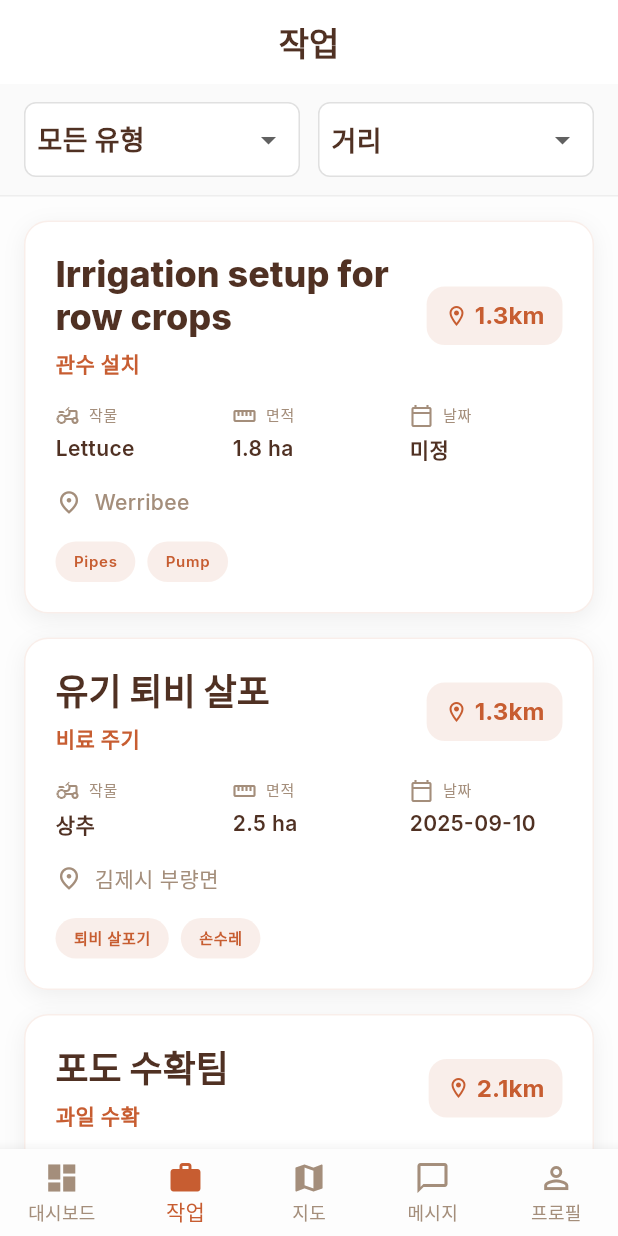
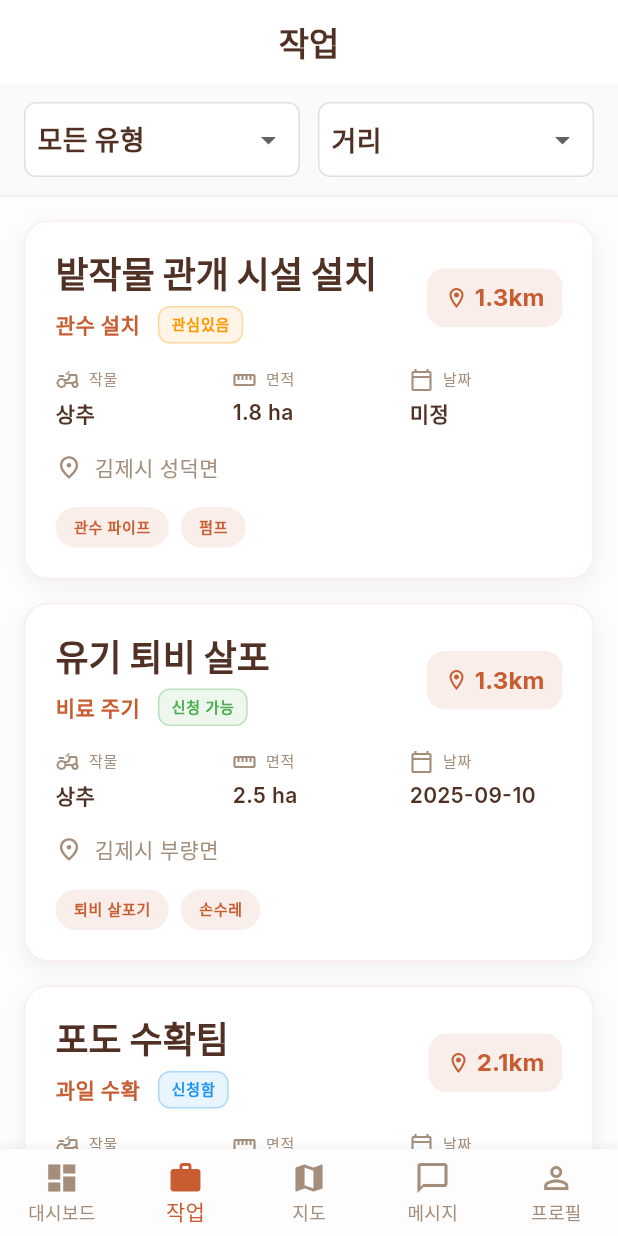
Before and after one commit to Via-Hyun0/dangam_app, a Flutter app: the screen it shows after launch, item 2 of the bottom bar chosen, on a phone screen of 412 x 824 dp. Run offline on Flutter 3.47's test engine with Material 3 defaults, Android fonts, the phone set to English and light mode, and no system bars; our stand-ins replace google_fonts, google_maps_flutter; missing offline and left inert: farm_work_app.

Commit message:
feat: Add job status indicators and complete Korean localization
- Add JobStatus enum with available, applied, interested, completed, cancelled
- Add status field to Job model with default value
- Add status display to job cards with color-coded badges
- Complete Korean localization of all remaining English text
- Translate job titles, crop names, and equipment names
- Add status labels and color functions for visual distinction
- Update mock data with various job statuses for testing

```diff
--- a/lib/data/mock_jobs.dart
+++ b/lib/data/mock_jobs.dart
@@ -13,6 +13,7 @@ final List<Job> mockJobs = [
     type: JobType.fruitPicking,
     distanceKm: 2.1,
     employerName: '김제 포도농장',
+    status: JobStatus.applied,
   ),
   Job(
     id: 'j2',
@@ -25,6 +26,7 @@ final List<Job> mockJobs = [
     type: JobType.fruitPicking,
     distanceKm: 6.4,
     employerName: '봉남 과수원',
+    status: JobStatus.interested,
   ),
   Job(
     id: 'j3',
@@ -66,11 +68,11 @@ final List<Job> mockJobs = [
   ),
   Job(
     id: 'j6',
-    title: 'Field cultivation with tractor',
-    crop: 'Wheat',
+    title: '트랙터 밭갈이 작업',
+    crop: '밀',
     location: 'Wimmera',
     areaHectares: 12.5,
-    requiredEquipment: const ['Tractor', 'Cultivator'],
+    requiredEquipment: const ['트랙터', '경운기'],
     scheduledDate: DateTime.now().add(const Duration(days: 4)),
     type: JobType.tractorMowing,
     distanceKm: 15.2,
@@ -78,37 +80,38 @@ final List<Job> mockJobs = [
   ),
   Job(
     id: 'j7',
-    title: 'Pasture mowing',
-    crop: 'Grass',
+    title: '목초지 예초 작업',
+    crop: '목초',
     location: 'Gippsland',
     areaHectares: 8.3,
-    requiredEquipment: const ['Tractor + rotary mower'],
+    requiredEquipment: const ['트랙터 + 회전 예초기'],
     scheduledDate: DateTime.now().add(const Duration(days: 6)),
     type: JobType.tractorMowing,
     distanceKm: 9.7,
     employerName: 'Green Pastures Ltd',
   ),
 
-  // Irrigation
+  // 관개 시설
   Job(
     id: 'j8',
-    title: 'Irrigation setup for row crops',
-    crop: 'Lettuce',
-    location: 'Werribee',
+    title: '밭작물 관개 시설 설치',
+    crop: '상추',
+    location: '김제시 성덕면',
     areaHectares: 1.8,
-    requiredEquipment: const ['Pipes', 'Pump'],
+    requiredEquipment: const ['관수 파이프', '펌프'],
     scheduledDate: null,
     type: JobType.irrigationSetup,
     distanceKm: 1.3,
-    employerName: 'Riverland Produce Co.',
+    employerName: '성덕 농산물',
+    status: JobStatus.interested,
   ),
   Job(
     id: 'j9',
-    title: 'Drip irrigation installation',
-    crop: 'Tomato',
+    title: '적하 관개 시설 설치',
+    crop: '토마토',
     location: 'Lockyer Valley',
     areaHectares: 3.7,
-    requiredEquipment: const ['Drip tape', 'Filters', 'Pressure regulator'],
+    requiredEquipment: const ['적하 테이프', '필터', '압력 조절기'],
     scheduledDate: DateTime.now().add(const Duration(days: 2)),
     type: JobType.irrigationSetup,
     distanceKm: 5.8,
@@ -116,11 +119,11 @@ final List<Job> mockJobs = [
   ),
   Job(
     id: 'j10',
-    title: 'Sprinkler system maintenance',
-    crop: 'Corn',
+    title: '스프링클러 시스템 점검',
+    crop: '옥수수',
     location: 'Darling Downs',
     areaHectares: 15.2,
-    requiredEquipment: const ['Sprinkler heads', 'Pipe fittings', 'Tools'],
+    requiredEquipment: const ['스프링클러 헤드', '파이프 피팅', '도구'],
     scheduledDate: DateTime.now().add(const Duration(days: 1)),
     type: JobType.irrigationSetup,
     distanceKm: 12.4,
@@ -130,11 +133,11 @@ final List<Job> mockJobs = [
   // Planting
   Job(
     id: 'j11',
-    title: 'Seed planting - corn',
-    crop: 'Corn',
+    title: '옥수수 종자 파종',
+    crop: '옥수수',
     location: 'Darling Downs',
     areaHectares: 20.0,
-    requiredEquipment: const ['Planter', 'Seeds', 'Fertilizer'],
+    requiredEquipment: const ['파종기', '종자', '비료'],
     scheduledDate: DateTime.now().add(const Duration(days: 3)),
     type: JobType.planting,
     distanceKm: 12.4,
@@ -142,11 +145,11 @@ final List<Job> mockJobs = [
   ),
   Job(
     id: 'j12',
-    title: 'Tree planting - eucalyptus',
-    crop: 'Eucalyptus',
+    title: '유칼립투스 나무 심기',
+    crop: '유칼립투스',
     location: 'Blue Mountains',
     areaHectares: 5.5,
-    requiredEquipment: const ['Shovels', 'Seedlings', 'Mulch'],
+    requiredEquipment: const ['삽', '묘목', '멀칭재'],
     scheduledDate: DateTime.now().add(const Duration(days: 8)),
     type: JobType.planting,
     distanceKm: 18.6,
@@ -154,11 +157,11 @@ final List<Job> mockJobs = [
   ),
   Job(
     id: 'j13',
-    title: 'Vegetable transplanting',
-    crop: 'Cabbage',
+    title: '채소 모종 이식',
+    crop: '양배추',
     location: 'Lockyer Valley',
     areaHectares: 2.3,
-    requiredEquipment: const ['Transplanting machine', 'Seedlings'],
+    requiredEquipment: const ['이식기', '묘목'],
     scheduledDate: DateTime.now().add(const Duration(days: 2)),
     type: JobType.planting,
     distanceKm: 5.8,
--- a/lib/models/job.dart
+++ b/lib/models/job.dart
@@ -27,6 +27,14 @@ enum JobType {
   fencing,
 }
 
+enum JobStatus {
+  available,    // 신청 가능
+  applied,      // 신청함
+  interested,   // 관심있음
+  completed,    // 완료됨
+  cancelled,    // 취소됨
+}
+
 @immutable
 class Job {
   final String id;
@@ -40,6 +48,7 @@ class Job {
   final JobType type;
   final double distanceKm;
   final String employerName;
+  final JobStatus status;
 
   const Job({
     required this.id,
@@ -52,7 +61,38 @@ class Job {
     required this.type,
     required this.distanceKm,
     required this.employerName,
+    this.status = JobStatus.available,
   });
+}
+
+String jobStatusLabel(JobStatus status) {
+  switch (status) {
+    case JobStatus.available:
+      return '신청 가능';
+    case JobStatus.applied:
+      return '신청함';
+    case JobStatus.interested:
+      return '관심있음';
+    case JobStatus.completed:
+      return '완료됨';
+    case JobStatus.cancelled:
+      return '취소됨';
+  }
+}
+
+Color jobStatusColor(JobStatus status) {
+  switch (status) {
+    case JobStatus.available:
+      return Colors.green;
+    case JobStatus.applied:
+      return Colors.blue;
+    case JobStatus.interested:
+      return Colors.orange;
+    case JobStatus.completed:
+      return Colors.grey;
+    case JobStatus.cancelled:
+      return Colors.red;
+  }
 }
 
 String jobTypeLabel(JobType t) {
--- a/lib/pages/jobs_page.dart
+++ b/lib/pages/jobs_page.dart
@@ -159,7 +159,7 @@ class _JobsBodyState extends State<JobsBody> {
                         child: Column(
                           crossAxisAlignment: CrossAxisAlignment.start,
                           children: [
-                            // Header with title and distance
+                            // Header with title and status
                             Row(
                               children: [
                                 Expanded(
@@ -175,12 +175,38 @@ class _JobsBodyState extends State<JobsBody> {
                                         ),
                                       ),
                                       const SizedBox(height: 6),
+                                      Row(
+                                        children: [
                                           Text(
                                             jobTypeLabel(job.type),
                                             style: Theme.of(context).textTheme.bodyMedium?.copyWith(
                                               color: primary,
                                               fontWeight: FontWeight.w600,
                                             ),
+                                          ),
+                                          const SizedBox(width: 12),
+                                          Container(
+                                            padding: const EdgeInsets.symmetric(
+                                              horizontal: 8,
+                                              vertical: 4,
+                                            ),
+                                            decoration: BoxDecoration(
+                                              color: jobStatusColor(job.status).withOpacity(0.1),
+                                              borderRadius: BorderRadius.circular(8),
+                                              border: Border.all(
+                                                color: jobStatusColor(job.status).withOpacity(0.3),
+                                                width: 1,
+                                              ),
+                                            ),
+                                            child: Text(
+                                              jobStatusLabel(job.status),
+                                              style: Theme.of(context).textTheme.labelSmall?.copyWith(
+                                                color: jobStatusColor(job.status),
+                                                fontWeight: FontWeight.w600,
+                                              ),
+                                            ),
+                                          ),
+                                        ],
                                       ),
                                     ],
                                   ),
```
Lines whose indentation alone changed are shown as unchanged.
